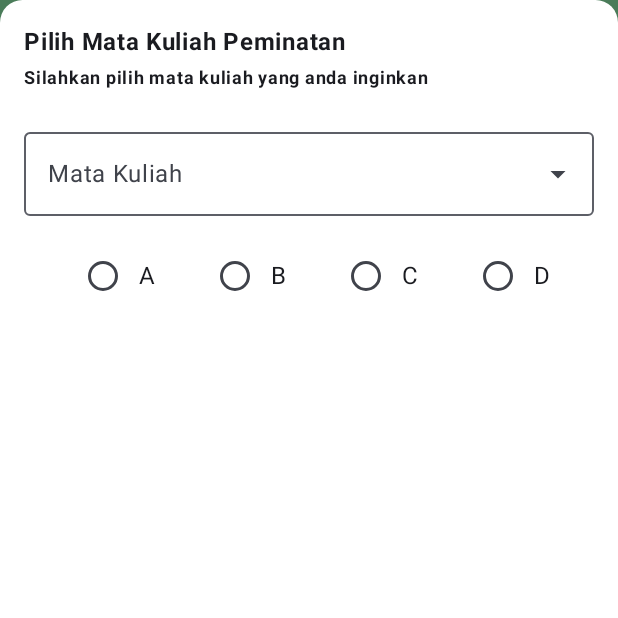
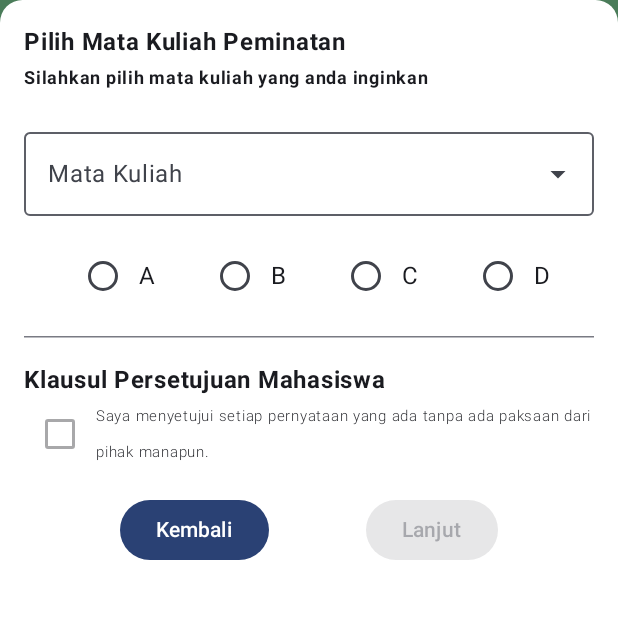
Before and after one commit to cahyadie/Quest6_186, an Android app built with Jetpack Compose: the composable RencanaStudyView shown on its own in the app's theme, on a phone screen of 412 x 824 dp, the top half of it. Run offline under Robolectric (Android 15) with nearby library versions, the phone set to English and light mode, and no system bars.

Commit message:
menambahkan check box, Text, dan Button di RencanaStudyView

```diff
--- a/app/src/main/java/com/example/quest6_186/ui/view/screen/RencanaStudyView.kt
+++ b/app/src/main/java/com/example/quest6_186/ui/view/screen/RencanaStudyView.kt
@@ -122,7 +122,31 @@ fun RencanaStudyView(
                     }
                 }
             }
-
+            Spacer(modifier = Modifier.padding(8.dp))
+            HorizontalDivider()
+            Spacer(modifier = Modifier.padding(8.dp))
+            Text(text = "Klausul Persetujuan Mahasiswa", fontWeight = FontWeight.Bold)
+            Row(verticalAlignment = Alignment.CenterVertically){
+                Checkbox(
+                    checked = checked,
+                    onCheckedChange = {checked = it},
+                    enabled = chosenDropDown.isNotBlank() && pilihanKelas.isNotBlank()
+                )
+                Text(text = "Saya menyetujui setiap pernyataan yang ada tanpa ada paksaan dari pihak manapun.",
+                    fontWeight = FontWeight.Light, fontSize = 10.sp)
+            }
+            Spacer(modifier = Modifier.padding(8.dp))
+            Row(
+                modifier = Modifier.fillMaxWidth(),
+                horizontalArrangement = Arrangement.SpaceEvenly
+            ){
+                Button(onClick = {onBackButtonClicked()}) {
+                    Text(text = "Kembali")
+                }
+                Button(onClick = {onSubmitButtonClicked(listData)}, enabled = checked) {
+                    Text(text = "Lanjut")
+                }
+            }
         }
     }
 }
```
